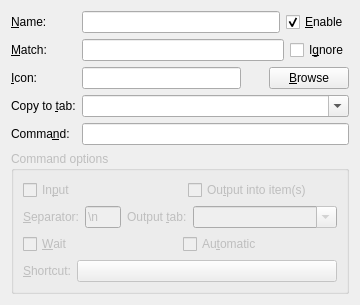
Old version of the form src/ui/commandwidget.ui in the repository hluk/CopyQ.
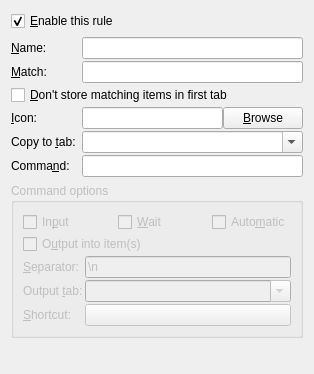
New version of the form.

Commit message: Simpler layout for command settings

Patch:
```diff
--- a/src/ui/commandwidget.ui
+++ b/src/ui/commandwidget.ui
@@ -2,16 +2,39 @@
 <ui version="4.0">
  <class>CommandWidget</class>
  <widget class="QWidget" name="CommandWidget">
+  <property name="geometry">
+   <rect>
+    <x>0</x>
+    <y>0</y>
+    <width>314</width>
+    <height>374</height>
+   </rect>
+  </property>
   <property name="windowTitle">
    <string>Form</string>
   </property>
+  <layout class="QVBoxLayout" name="verticalLayout_2">
+   <item>
+    <layout class="QHBoxLayout" name="horizontalLayout_4">
+     <item>
+      <widget class="QCheckBox" name="checkBoxEnable">
+       <property name="toolTip">
+        <string>Enable this command</string>
+       </property>
+       <property name="text">
+        <string>&amp;Enable this rule</string>
+       </property>
+       <property name="checked">
+        <bool>true</bool>
+       </property>
+      </widget>
+     </item>
+    </layout>
+   </item>
+   <item>
   <layout class="QGridLayout" name="gridLayout">
-   <item row="0" column="0">
-    <layout class="QVBoxLayout" name="verticalLayout">
-     <item>
-      <layout class="QFormLayout" name="formLayout_2">
-       <property name="fieldGrowthPolicy">
-        <enum>QFormLayout::AllNonFixedFieldsGrow</enum>
+     <property name="verticalSpacing">
+      <number>2</number>
        </property>
        <item row="0" column="0">
         <widget class="QLabel" name="label_3">
@@ -29,23 +52,19 @@
          </property>
         </widget>
        </item>
-       <item row="1" column="0">
-        <widget class="QLabel" name="label_4">
-         <property name="sizePolicy">
-          <sizepolicy hsizetype="Preferred" vsizetype="Preferred">
-           <horstretch>0</horstretch>
-           <verstretch>0</verstretch>
-          </sizepolicy>
-         </property>
+     <item row="4" column="0">
+      <widget class="QLabel" name="label_6">
          <property name="text">
-          <string>&amp;Match:</string>
+        <string>Copy to &amp;tab:</string>
          </property>
          <property name="buddy">
-          <cstring>lineEditMatch</cstring>
+        <cstring>comboBoxCopyToTab</cstring>
          </property>
         </widget>
        </item>
-       <item row="2" column="0">
+     <item row="3" column="0">
+      <layout class="QHBoxLayout" name="horizontalLayout_3">
+       <item>
         <widget class="QLabel" name="label_5">
          <property name="sizePolicy">
           <sizepolicy hsizetype="Preferred" vsizetype="Preferred">
@@ -61,18 +80,6 @@
          </property>
         </widget>
        </item>
-       <item row="2" column="1">
-        <layout class="QHBoxLayout" name="horizontalLayout_9">
-         <property name="spacing">
-          <number>6</number>
-         </property>
-         <item>
-          <widget class="QLineEdit" name="lineEditIcon">
-           <property name="toolTip">
-            <string>Command name (shown in menu)</string>
-           </property>
-          </widget>
-         </item>
          <item>
           <widget class="QLabel" name="labelIcon">
            <property name="minimumSize">
@@ -86,26 +93,9 @@
            </property>
           </widget>
          </item>
-         <item>
-          <widget class="QPushButton" name="pushButtonBrowse">
-           <property name="text">
-            <string>&amp;Browse</string>
-           </property>
-          </widget>
-         </item>
-        </layout>
-       </item>
-       <item row="3" column="0">
-        <widget class="QLabel" name="label_6">
-         <property name="text">
-          <string>Copy to &amp;tab:</string>
-         </property>
-         <property name="buddy">
-          <cstring>comboBoxCopyToTab</cstring>
-         </property>
-        </widget>
-       </item>
-       <item row="3" column="1">
+      </layout>
+     </item>
+     <item row="4" column="1">
         <widget class="QComboBox" name="comboBoxCopyToTab">
          <property name="toolTip">
           <string>Name of tab to copy new items into (leave empty not to copy)</string>
@@ -116,70 +106,36 @@
         </widget>
        </item>
        <item row="1" column="1">
-        <layout class="QHBoxLayout" name="horizontalLayout">
-         <item>
           <widget class="QLineEdit" name="lineEditMatch">
            <property name="toolTip">
-            <string>&lt;html&gt;&lt;head/&gt;&lt;body&gt;&lt;p&gt;Use command only for items whose text match this regular expression.&lt;/p&gt;&lt;p&gt;&lt;span style=&quot; font-weight:600;&quot;&gt;Examples:&lt;/span&gt;&lt;/p&gt;&lt;p&gt;  Match URL    &lt;span style=&quot; font-weight:600;&quot;&gt;^(https?|ftp)://&lt;/span&gt;&lt;/p&gt;&lt;p&gt;  Match PDF filenames    &lt;span style=&quot; font-weight:600;&quot;&gt;\.pdf$&lt;/span&gt;&lt;/p&gt;&lt;p&gt;  Match single character    &lt;span style=&quot; font-weight:600;&quot;&gt;^.$&lt;/span&gt;&lt;/p&gt;&lt;p&gt;  Match remote multimedia    &lt;span style=&quot; font-weight:600;&quot;&gt;^http://.*\.(ogv|vlc|mp4|mp3)$&lt;/span&gt;&lt;/p&gt;&lt;/body&gt;&lt;/html&gt;</string>
+        <string>&lt;p&gt;Use command only for items whose text match this regular expression (leave empty to match anything).&lt;/p&gt;&lt;p&gt;&lt;span style=&quot; font-weight:600;&quot;&gt;Examples:&lt;/span&gt;&lt;/p&gt;&lt;p&gt;  Match URL    &lt;span style=&quot; font-weight:600;&quot;&gt;^(https?|ftp)://&lt;/span&gt;&lt;/p&gt;&lt;p&gt;  Match PDF filenames    &lt;span style=&quot; font-weight:600;&quot;&gt;\.pdf$&lt;/span&gt;&lt;/p&gt;&lt;p&gt;  Match single character    &lt;span style=&quot; font-weight:600;&quot;&gt;^.$&lt;/span&gt;&lt;/p&gt;&lt;p&gt;  Match remote multimedia    &lt;span style=&quot; font-weight:600;&quot;&gt;^http://.*\.(ogv|vlc|mp4|mp3)$&lt;/span&gt;&lt;/p&gt;</string>
            </property>
           </widget>
          </item>
-         <item>
-          <widget class="QCheckBox" name="checkBoxIgnore">
-           <property name="toolTip">
-            <string>Don't save the matched clipboard content to history.</string>
+     <item row="1" column="0">
+      <widget class="QLabel" name="label_4">
+       <property name="sizePolicy">
+        <sizepolicy hsizetype="Preferred" vsizetype="Preferred">
+         <horstretch>0</horstretch>
+         <verstretch>0</verstretch>
+        </sizepolicy>
            </property>
            <property name="text">
-            <string>I&amp;gnore</string>
-           </property>
-          </widget>
-         </item>
-        </layout>
+        <string>&amp;Match:</string>
+       </property>
+       <property name="buddy">
+        <cstring>lineEditMatch</cstring>
+       </property>
+      </widget>
        </item>
        <item row="0" column="1">
-        <layout class="QHBoxLayout" name="horizontalLayout_6">
-         <property name="bottomMargin">
-          <number>0</number>
-         </property>
-         <item>
           <widget class="QLineEdit" name="lineEditName">
            <property name="toolTip">
             <string>Command name (shown in menu)</string>
            </property>
           </widget>
          </item>
-         <item>
-          <widget class="QCheckBox" name="checkBoxEnable">
-           <property name="toolTip">
-            <string>Enable this action</string>
-           </property>
-           <property name="text">
-            <string>&amp;Enable</string>
-           </property>
-           <property name="checked">
-            <bool>true</bool>
-           </property>
-          </widget>
-         </item>
-        </layout>
-       </item>
-       <item row="4" column="0">
-        <widget class="QLabel" name="label_2">
-         <property name="sizePolicy">
-          <sizepolicy hsizetype="Preferred" vsizetype="Preferred">
-           <horstretch>0</horstretch>
-           <verstretch>0</verstretch>
-          </sizepolicy>
-         </property>
-         <property name="text">
-          <string>Comma&amp;nd:</string>
-         </property>
-         <property name="buddy">
-          <cstring>lineEditCommand</cstring>
-         </property>
-        </widget>
-       </item>
-       <item row="4" column="1">
+     <item row="5" column="1">
         <widget class="QLineEdit" name="lineEditCommand">
          <property name="toolTip">
           <string>Command to run. Use %1 for item text passed as argument and %2 to %9
@@ -187,6 +143,50 @@
          </property>
         </widget>
        </item>
+     <item row="3" column="1">
+      <layout class="QHBoxLayout" name="horizontalLayout_9">
+       <item>
+        <widget class="QLineEdit" name="lineEditIcon">
+         <property name="toolTip">
+          <string>Command name (shown in menu)</string>
+         </property>
+        </widget>
+       </item>
+       <item>
+        <widget class="QPushButton" name="pushButtonBrowse">
+         <property name="text">
+          <string>&amp;Browse</string>
+         </property>
+        </widget>
+       </item>
+      </layout>
+     </item>
+     <item row="5" column="0">
+      <widget class="QLabel" name="label_2">
+       <property name="sizePolicy">
+        <sizepolicy hsizetype="Preferred" vsizetype="Preferred">
+         <horstretch>0</horstretch>
+         <verstretch>0</verstretch>
+        </sizepolicy>
+       </property>
+       <property name="text">
+        <string>Comma&amp;nd:</string>
+       </property>
+       <property name="buddy">
+        <cstring>lineEditCommand</cstring>
+       </property>
+      </widget>
+     </item>
+     <item row="2" column="0" colspan="2">
+      <widget class="QCheckBox" name="checkBoxIgnore">
+       <property name="toolTip">
+        <string>Don't save the matched clipboard content in history.</string>
+       </property>
+       <property name="text">
+        <string>&amp;Don't store matching items in first tab</string>
+       </property>
+      </widget>
+     </item>
       </layout>
      </item>
      <item>
@@ -198,6 +198,9 @@
         <string>Command options</string>
        </property>
        <layout class="QVBoxLayout" name="verticalLayout_3">
+      <property name="spacing">
+       <number>2</number>
+      </property>
         <item>
          <layout class="QHBoxLayout" name="horizontalLayout_2">
           <property name="spacing">
@@ -217,23 +220,46 @@
            </widget>
           </item>
           <item>
+         <widget class="QCheckBox" name="checkBoxWait">
+          <property name="toolTip">
+           <string>Before executing the command show action dialog.</string>
+          </property>
+          <property name="text">
+           <string>&amp;Wait</string>
+          </property>
+         </widget>
+        </item>
+        <item>
+         <widget class="QCheckBox" name="checkBoxAutomatic">
+          <property name="toolTip">
+           <string>Run the command automatically</string>
+          </property>
+          <property name="text">
+           <string>Auto&amp;matic</string>
+          </property>
+         </widget>
+        </item>
+       </layout>
+      </item>
+      <item>
            <widget class="QCheckBox" name="checkBoxOutput">
             <property name="toolTip">
              <string>Save standard output to items.</string>
             </property>
             <property name="text">
-             <string>Ou&amp;tput into item(s)</string>
+         <string>O&amp;utput into item(s)</string>
             </property>
             <property name="checked">
              <bool>false</bool>
             </property>
            </widget>
           </item>
-         </layout>
-        </item>
         <item>
-         <layout class="QHBoxLayout" name="horizontalLayout_3" stretch="0,1,0,4">
-          <item>
+       <layout class="QFormLayout" name="formLayout">
+        <property name="verticalSpacing">
+         <number>2</number>
+        </property>
+        <item row="0" column="0">
            <widget class="QLabel" name="separatorLabel">
             <property name="enabled">
              <bool>false</bool>
@@ -246,7 +272,7 @@
             </property>
            </widget>
           </item>
-          <item>
+        <item row="0" column="1">
            <widget class="QLineEdit" name="lineEditSeparator">
             <property name="enabled">
              <bool>false</bool>
@@ -259,7 +285,20 @@
             </property>
            </widget>
           </item>
-          <item>
+        <item row="1" column="1">
+         <widget class="QComboBox" name="comboBoxOutputTab">
+          <property name="enabled">
+           <bool>false</bool>
+          </property>
+          <property name="toolTip">
+           <string>Save items in tab with given name (leave empty to save in first tab)</string>
+          </property>
+          <property name="editable">
+           <bool>true</bool>
+          </property>
+         </widget>
+        </item>
+        <item row="1" column="0">
            <widget class="QLabel" name="labelOutputTab">
             <property name="enabled">
              <bool>false</bool>
@@ -272,51 +311,7 @@
             </property>
            </widget>
           </item>
-          <item>
-           <widget class="QComboBox" name="comboBoxOutputTab">
-            <property name="enabled">
-             <bool>false</bool>
-            </property>
-            <property name="toolTip">
-             <string>Save items in tab with given name (leave empty to save in first tab)</string>
-            </property>
-            <property name="editable">
-             <bool>true</bool>
-            </property>
-           </widget>
-          </item>
-         </layout>
-        </item>
-        <item>
-         <layout class="QHBoxLayout" name="horizontalLayout_5">
-          <item>
-           <widget class="QCheckBox" name="checkBoxWait">
-            <property name="toolTip">
-             <string>Before executing the command show action dialog.</string>
-            </property>
-            <property name="text">
-             <string>&amp;Wait</string>
-            </property>
-           </widget>
-          </item>
-          <item>
-           <widget class="QCheckBox" name="checkBoxAutomatic">
-            <property name="toolTip">
-             <string>Run the command automatically</string>
-            </property>
-            <property name="text">
-             <string>Au&amp;tomatic</string>
-            </property>
-           </widget>
-          </item>
-         </layout>
-        </item>
-        <item>
-         <layout class="QHBoxLayout" name="horizontalLayout_10" stretch="0,1">
-          <property name="bottomMargin">
-           <number>0</number>
-          </property>
-          <item>
+        <item row="2" column="0">
            <widget class="QLabel" name="label">
             <property name="text">
              <string>&amp;Shortcut:</string>
@@ -326,7 +321,7 @@
             </property>
            </widget>
           </item>
-          <item>
+        <item row="2" column="1">
            <widget class="QPushButton" name="pushButtonShortcut">
             <property name="text">
              <string/>
@@ -338,7 +333,18 @@
        </layout>
       </widget>
      </item>
-    </layout>
+   <item>
+    <spacer name="verticalSpacer">
+     <property name="orientation">
+      <enum>Qt::Vertical</enum>
+     </property>
+     <property name="sizeHint" stdset="0">
+      <size>
+       <width>0</width>
+       <height>0</height>
+      </size>
+     </property>
+    </spacer>
    </item>
   </layout>
  </widget>
```
Left out of the diff: 6 changed lines with no effect on the pictures. Lines whose indentation alone changed are shown as unchanged. The commit also changes 4 other files.
